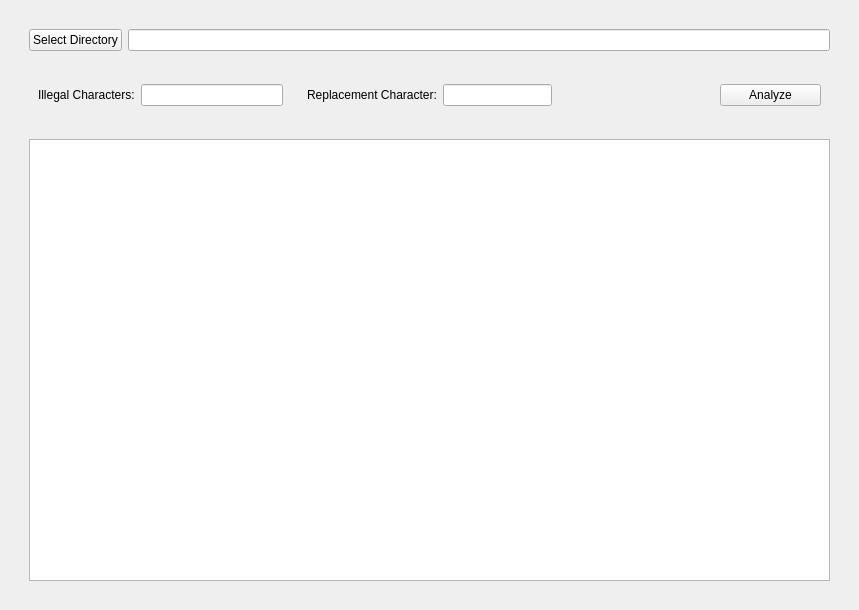
First picture: the form in Available Plugins/IllegalCharacterReplacement/icrt_ui.ui, repository MaxTheSpy/SimpleToolSuite, before the edit.
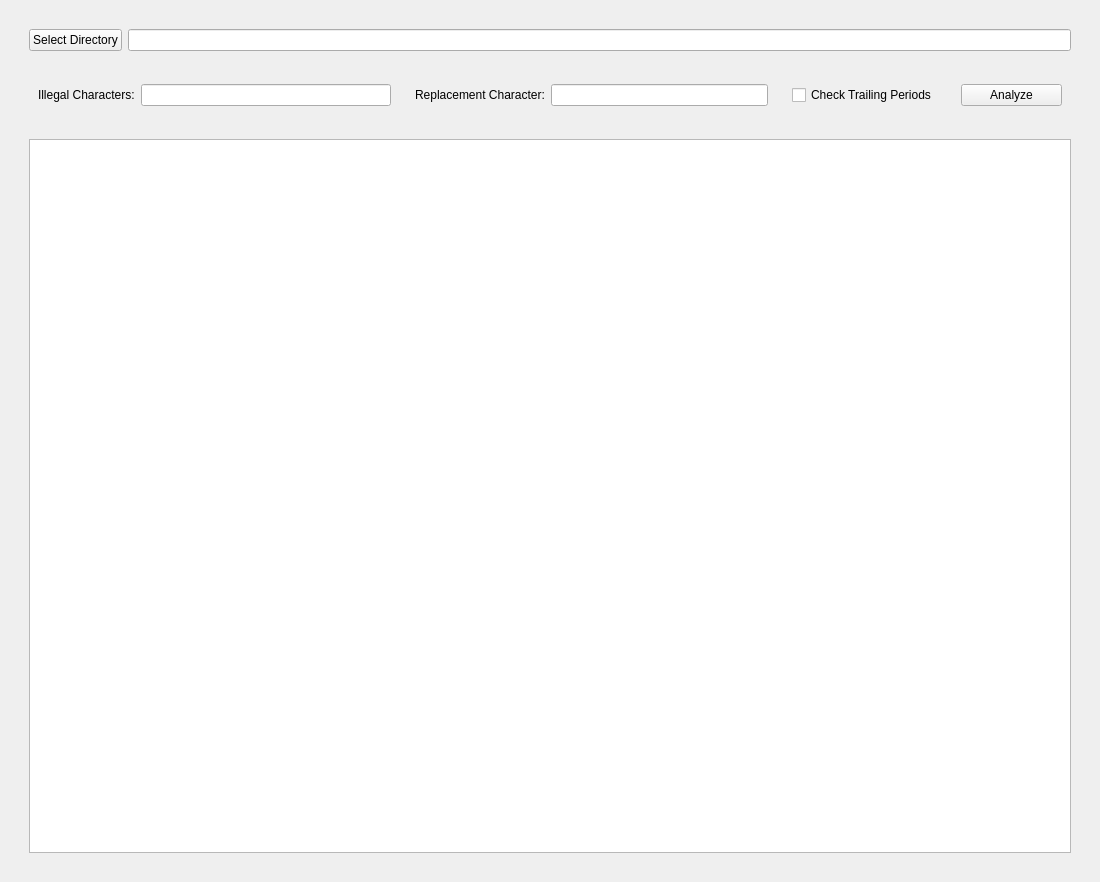
Second picture: the form after the edit.

Commit message:
Delete Trailing Period function added
Added a checkbox to the UI to delete trailing periods. Added the code to support this. When the button is selected, files with trailing periods will appear. Wither click replace on the right to delete the period, or add a new character to replace the period with in the override.

What changed in the file:
```diff
--- a/Available Plugins/IllegalCharacterReplacement/icrt_ui.ui
+++ b/Available Plugins/IllegalCharacterReplacement/icrt_ui.ui
@@ -6,8 +6,8 @@
    <rect>
     <x>0</x>
     <y>0</y>
-    <width>859</width>
-    <height>610</height>
+    <width>1100</width>
+    <height>882</height>
    </rect>
   </property>
   <property name="windowTitle">
@@ -35,7 +35,7 @@
       </item>
       <item>
        <widget class="QWidget" name="widget_3" native="true">
-        <layout class="QHBoxLayout" name="horizontalLayout_5">
+        <layout class="QHBoxLayout" name="horizontalLayout_6">
          <item>
           <widget class="QWidget" name="widget_4" native="true">
            <layout class="QHBoxLayout" name="horizontalLayout">
@@ -68,24 +68,24 @@
            </layout>
           </widget>
          </item>
+         <item>
+          <widget class="QWidget" name="widget_7" native="true">
+           <layout class="QHBoxLayout" name="horizontalLayout_5">
+            <item>
+             <widget class="QCheckBox" name="checkBox_Trailing_Period">
+              <property name="text">
+               <string>Check Trailing Periods</string>
+              </property>
+             </widget>
+            </item>
+           </layout>
+          </widget>
+         </item>
          <item>
           <widget class="QWidget" name="widget_6" native="true">
            <layout class="QHBoxLayout" name="horizontalLayout_4">
             <item>
              <layout class="QHBoxLayout" name="horizontalLayout_3">
-              <item>
-               <spacer name="horizontalSpacer">
-                <property name="orientation">
-                 <enum>Qt::Horizontal</enum>
-                </property>
-                <property name="sizeHint" stdset="0">
-                 <size>
-                  <width>112</width>
-                  <height>17</height>
-                 </size>
-                </property>
-               </spacer>
-              </item>
               <item>
                <widget class="QPushButton" name="pushButton_analyze_2">
                 <property name="minimumSize">
```
The commit also changes 1 other file.
